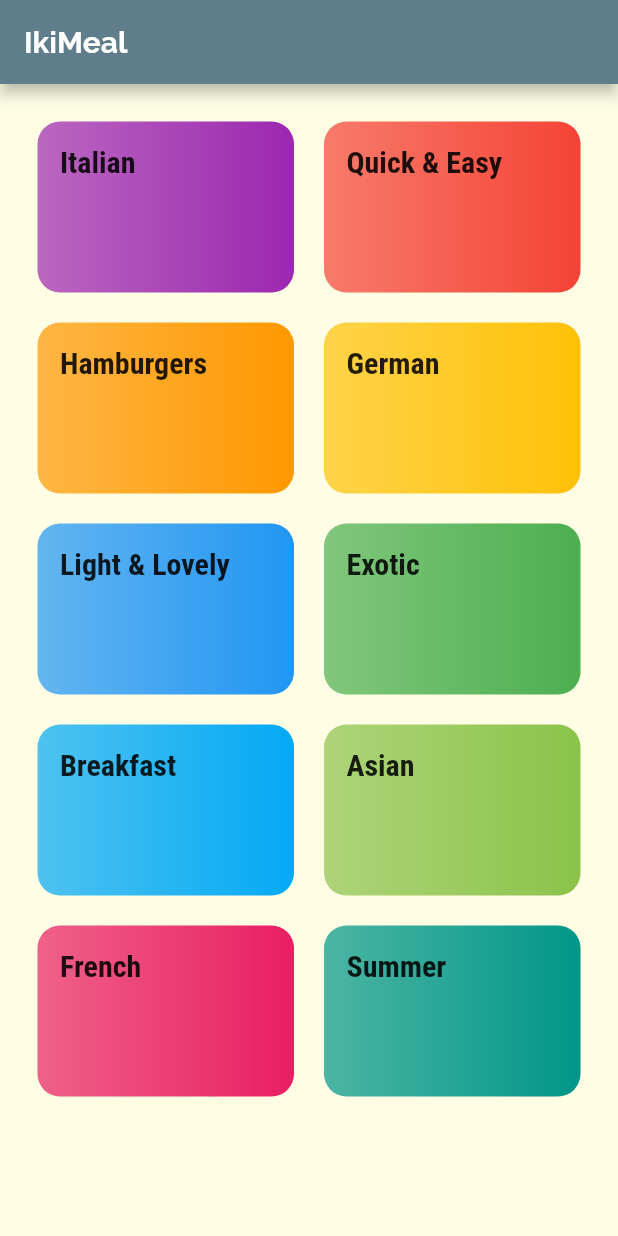
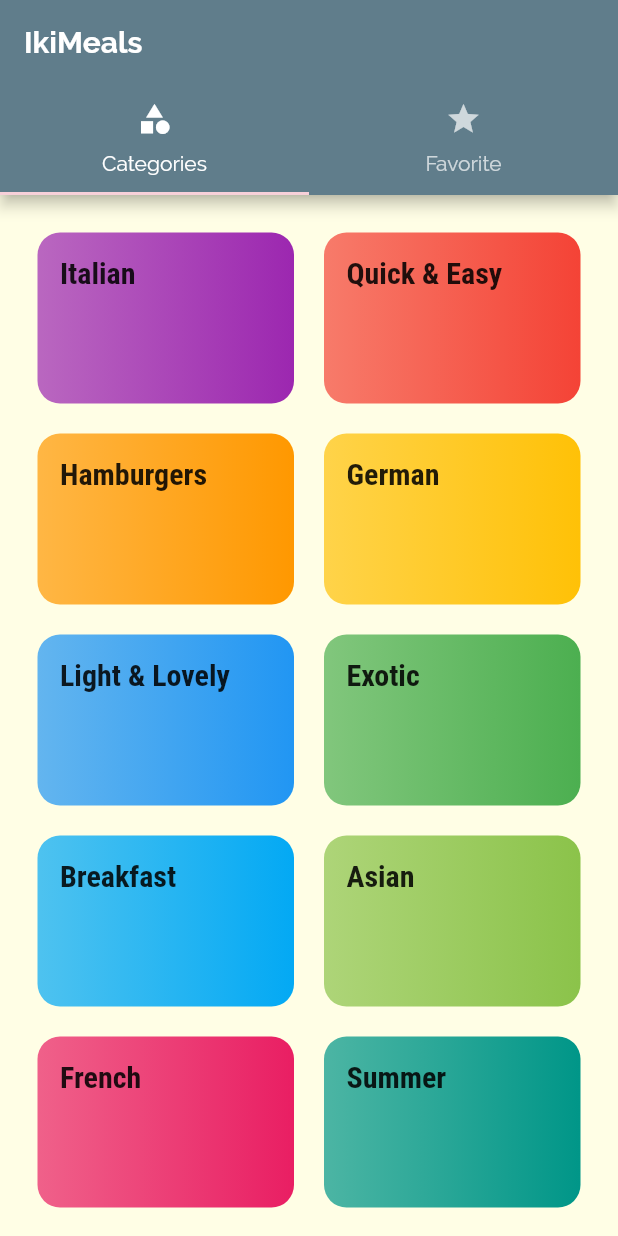
Before and after one commit to ikram-khani/meal_app, a Flutter app: the screen it shows after launch, on a phone screen of 412 x 824 dp. Run offline on Flutter 3.47's test engine with Material 2 defaults, Android fonts, the phone set to English and light mode, and no system bars.

Commit message:
adding a TabBar to the AppBar

```diff
--- a/lib/main.dart
+++ b/lib/main.dart
@@ -2,6 +2,7 @@ import 'package:flutter/material.dart';
 import 'package:meal_app/screens/categories_screen.dart';
 import 'package:meal_app/screens/category_meals_screen.dart';
 import 'package:meal_app/screens/meal_detail_screen.dart';
+import './screens/tabs_screen.dart';
 
 void main(List<String> args) {
   runApp(MyApp());
@@ -50,14 +51,14 @@ class MyApp extends StatelessWidget {
       //home: CategoriesScreen(),
       initialRoute: '/', //default is '/'
       routes: {
-        '/': (context) => CategoriesScreen(),
+        '/': (context) => TabsScreen(),
         // '/category-meals': (context) => CategoryMealScreen(),
         CategoryMealScreen.routName: (context) => CategoryMealScreen(),
         MealDetailScreen.routName: (context) => MealDetailScreen(),
       },
       onUnknownRoute: (settings) {
         MaterialPageRoute(
-          builder: ((context) => CategoriesScreen()),
+          builder: ((context) => TabsScreen()),
         );
       },
     );
--- a/lib/screens/categories_screen.dart
+++ b/lib/screens/categories_screen.dart
@@ -7,11 +7,7 @@ class CategoriesScreen extends StatelessWidget {
 
   @override
   Widget build(BuildContext context) {
-    return Scaffold(
-      appBar: AppBar(
-        title: const Text("IkiMeal"),
-      ),
-      body: GridView(
+    return GridView(
       padding: const EdgeInsets.all(25),
       gridDelegate: const SliverGridDelegateWithMaxCrossAxisExtent(
         maxCrossAxisExtent: 200,
@@ -21,11 +17,9 @@ class CategoriesScreen extends StatelessWidget {
       ),
       children: dummyCategories
           .map(
-              (catData) =>
-                  CategoryItem(catData.id, catData.title, catData.color),
+            (catData) => CategoryItem(catData.id, catData.title, catData.color),
           )
           .toList(),
-      ),
     );
   }
 }
--- /dev/null
+++ b/lib/screens/favorite_screen.dart
@@ -0,0 +1,12 @@
+import 'package:flutter/material.dart';
+
+class FavoriteScreen extends StatelessWidget {
+  const FavoriteScreen({super.key});
+
+  @override
+  Widget build(BuildContext context) {
+    return Center(
+      child: Text('Favorite screen'),
+    );
+  }
+}
--- /dev/null
+++ b/lib/screens/tabs_screen.dart
@@ -0,0 +1,40 @@
+import 'package:flutter/material.dart';
+import 'package:meal_app/screens/categories_screen.dart';
+import 'package:meal_app/screens/favorite_screen.dart';
+
+class TabsScreen extends StatefulWidget {
+  const TabsScreen({super.key});
+
+  @override
+  State<TabsScreen> createState() => _TabsScreenState();
+}
+
+class _TabsScreenState extends State<TabsScreen> {
+  @override
+  Widget build(BuildContext context) {
+    return DefaultTabController(
+      length: 2,
+      child: Scaffold(
+        appBar: AppBar(
+          title: Text("IkiMeals"),
+          bottom: TabBar(tabs: [
+            Tab(
+              icon: Icon(
+                Icons.category,
+              ),
+              text: 'Categories',
+            ),
+            Tab(
+              icon: Icon(Icons.star),
+              text: 'Favorite',
+            ),
+          ]),
+        ),
+        body: TabBarView(children: [
+          CategoriesScreen(),
+          FavoriteScreen(),
+        ]),
+      ),
+    );
+  }
+}
```
Lines whose indentation alone changed are shown as unchanged.
